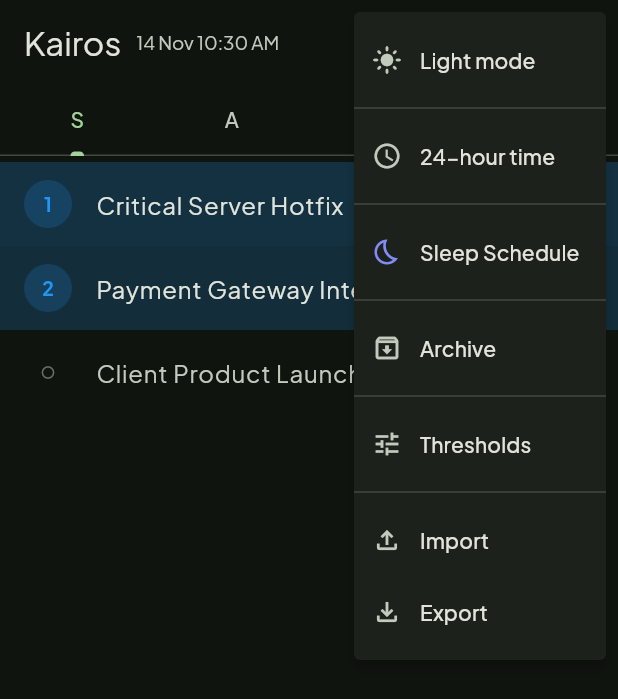
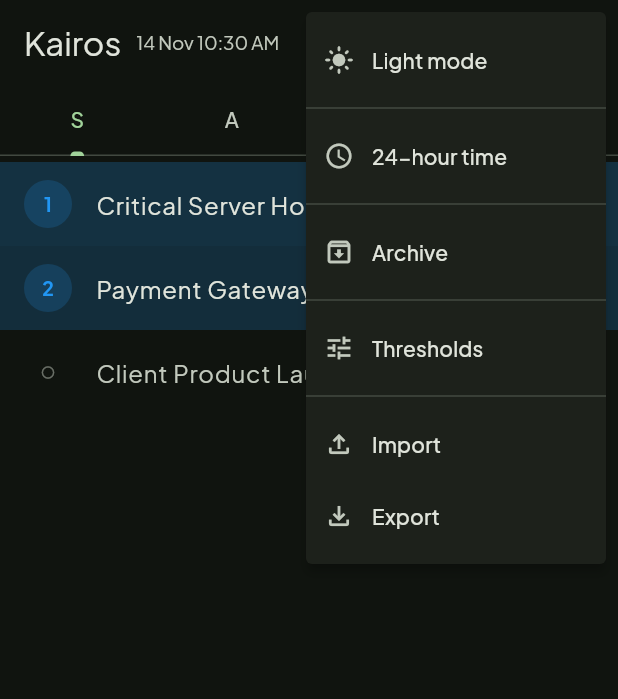
Before and after one commit to infernokairos/Kairos., a Flutter app: the screen it shows after launch, after a tap on the "more vert" icon, on a phone screen of 412 x 824 dp. Shown: the top 699 px of the screen. Run offline on Flutter 3.47's test engine with Material 3 defaults, Android fonts, the phone set to English and light mode, and no system bars; our stand-ins replace file_picker, google_fonts, shared_preferences, web; missing offline and left inert: dart:js_interop.

Commit message:
refactor: remove sleep schedule from Kairos main screen menu, keeping it exclusively in calendar menu

```diff
--- a/lib/screens/tasks_screen.dart
+++ b/lib/screens/tasks_screen.dart
@@ -8,7 +8,6 @@ import '../models/week_targets.dart';
 import '../services/task_storage.dart';
 import '../widgets/archive_sheet.dart';
 import '../widgets/habit_details_dialog.dart';
-import '../widgets/sleep_settings_dialog.dart';
 import '../widgets/task_tile.dart';
 import '../widgets/threshold_sheet.dart';
 import 'week_schedule_screen.dart';
@@ -460,24 +459,6 @@ class _TasksScreenState extends State<TasksScreen>
     );
   }
 
-  void _showSleepSettings() {
-    showSleepSettingsDialog(
-      context: context,
-      currentSchedule: _sleepSchedule,
-      is24Hour: _is24Hour,
-      onSave: (newSchedule) {
-        setState(() {
-          _sleepSchedule = newSchedule;
-        });
-        TaskStorage.saveSleepSchedule(newSchedule);
-        _saveState();
-        ScaffoldMessenger.of(context).showSnackBar(
-          const SnackBar(content: Text('Sleep schedule saved')),
-        );
-      },
-    );
-  }
-
   void _openWeekScheduleView() {
     Navigator.push(
       context,
@@ -635,14 +616,13 @@ class _TasksScreenState extends State<TasksScreen>
             onPressed: _showAddTaskDialog,
           ),
           PopupMenuButton<String>(
+            constraints: const BoxConstraints(minWidth: 200, maxWidth: 300),
             onSelected: (value) {
               switch (value) {
                 case 'theme':
                   widget.onToggleTheme();
                 case 'time_format':
                   _toggleTimeFormat();
-                case 'sleep_settings':
-                  _showSleepSettings();
                 case 'archive':
                   _showArchiveSheet();
                 case 'thresholds':
@@ -665,7 +645,12 @@ class _TasksScreenState extends State<TasksScreen>
                       size: 20,
                     ),
                     const SizedBox(width: 12),
-                    Text(widget.isDarkMode ? 'Light mode' : 'Dark mode'),
+                    Expanded(
+                      child: Text(
+                        widget.isDarkMode ? 'Light mode' : 'Dark mode',
+                        overflow: TextOverflow.ellipsis,
+                      ),
+                    ),
                   ],
                 ),
               ),
@@ -676,18 +661,12 @@ class _TasksScreenState extends State<TasksScreen>
                   children: [
                     const Icon(Icons.schedule, size: 20),
                     const SizedBox(width: 12),
-                    Text(_is24Hour ? '12-hour time (AM/PM)' : '24-hour time'),
-                  ],
-                ),
-              ),
-              const PopupMenuDivider(),
-              const PopupMenuItem(
-                value: 'sleep_settings',
-                child: Row(
-                  children: [
-                    Icon(Icons.bedtime_outlined, size: 20, color: Color(0xFF818CF8)),
-                    SizedBox(width: 12),
-                    Text('Sleep Schedule'),
+                    Expanded(
+                      child: Text(
+                        _is24Hour ? '12-hour time (AM/PM)' : '24-hour time',
+                        overflow: TextOverflow.ellipsis,
+                      ),
+                    ),
                   ],
                 ),
               ),
@@ -698,7 +677,12 @@ class _TasksScreenState extends State<TasksScreen>
                   children: [
                     Icon(Icons.archive_outlined, size: 20),
                     SizedBox(width: 12),
-                    Text('Archive'),
+                    Expanded(
+                      child: Text(
+                        'Archive',
+                        overflow: TextOverflow.ellipsis,
+                      ),
+                    ),
                   ],
                 ),
               ),
@@ -709,7 +693,12 @@ class _TasksScreenState extends State<TasksScreen>
                   children: [
                     Icon(Icons.tune, size: 20),
                     SizedBox(width: 12),
-                    Text('Thresholds'),
+                    Expanded(
+                      child: Text(
+                        'Thresholds',
+                        overflow: TextOverflow.ellipsis,
+                      ),
+                    ),
                   ],
                 ),
               ),
@@ -720,7 +709,12 @@ class _TasksScreenState extends State<TasksScreen>
                   children: [
                     Icon(Icons.file_upload_outlined, size: 20),
                     SizedBox(width: 12),
-                    Text('Import'),
+                    Expanded(
+                      child: Text(
+                        'Import',
+                        overflow: TextOverflow.ellipsis,
+                      ),
+                    ),
                   ],
                 ),
               ),
@@ -730,7 +724,12 @@ class _TasksScreenState extends State<TasksScreen>
                   children: [
                     Icon(Icons.file_download_outlined, size: 20),
                     SizedBox(width: 12),
-                    Text('Export'),
+                    Expanded(
+                      child: Text(
+                        'Export',
+                        overflow: TextOverflow.ellipsis,
+                      ),
+                    ),
                   ],
                 ),
               ),
```
Also changed, not shown: lib/screens/week_schedule_screen.dart (+21 -25 lines), 1 other file.
